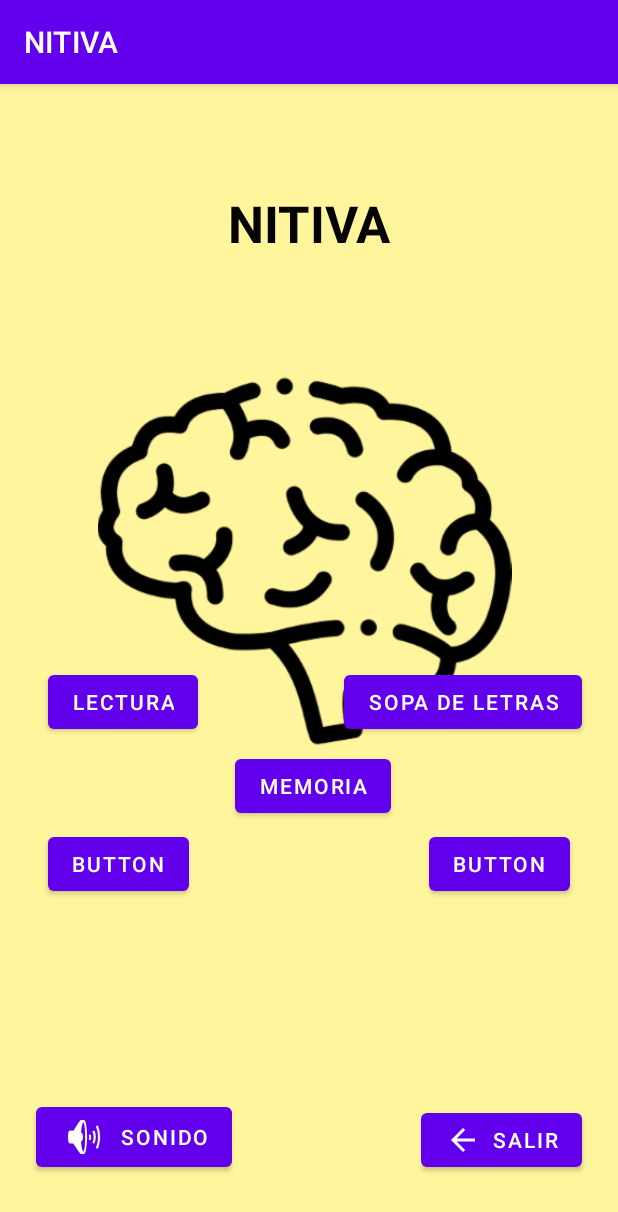
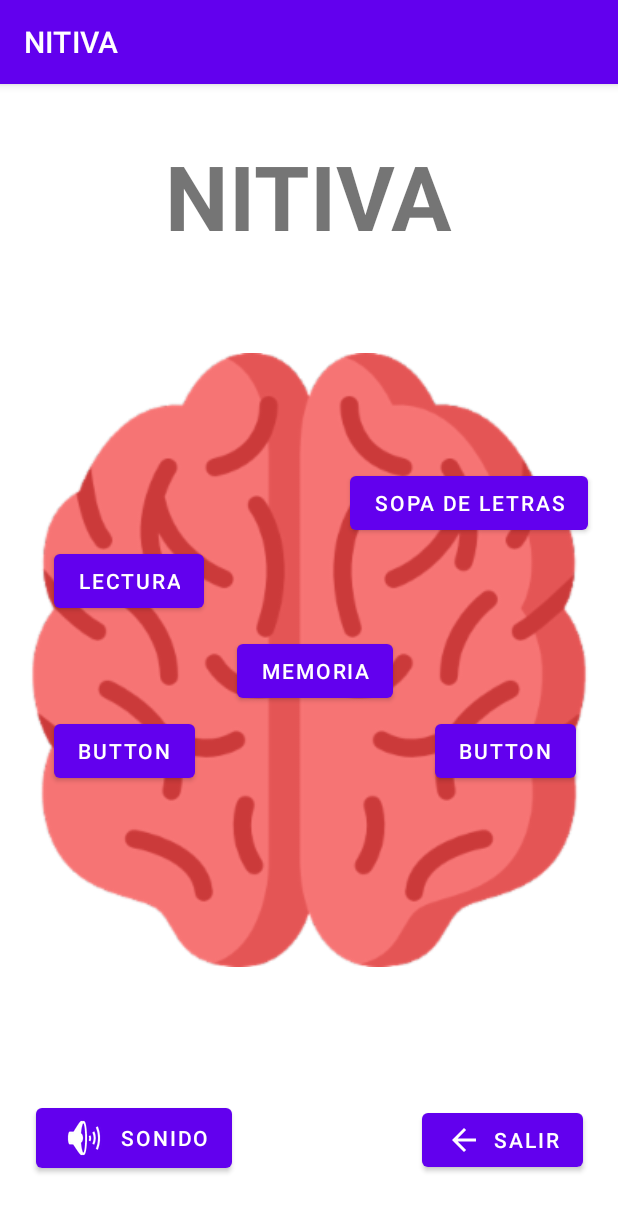
Before and after one commit to Braulio08/NITIVA, an Android app: the screen it shows after launch (MainActivity), on a phone screen of 412 x 824 dp. Shown: the top 1212 px of the screen. Run offline under Robolectric (Android 15) with nearby library versions, the phone set to English and light mode, and no system bars.

Commit message:
Actualización 2

```diff
--- /dev/null
+++ b/app/src/main/res/drawable/buttonshape.xml
@@ -0,0 +1,7 @@
+<?xml version="1.0" encoding="utf-8"?>
+<shape xmlns:android="http://schemas.android.com/apk/res/android"
+    android:shape="rectangle">
+    <solid android:color="@color/DarkSeaGreen"/>
+    <corners
+        android:radius="50dp"/>
+</shape>
--- a/app/src/main/res/layout/activity_main.xml
+++ b/app/src/main/res/layout/activity_main.xml
@@ -4,27 +4,25 @@
     xmlns:tools="http://schemas.android.com/tools"
     android:layout_width="match_parent"
     android:layout_height="match_parent"
-    tools:context=".MainActivity"
-    android:background="#FFF59D">
+    tools:context=".MainActivity">
 
     <TextView
         android:id="@+id/txtTitle"
         android:layout_width="wrap_content"
         android:layout_height="wrap_content"
-        android:layout_marginTop="70dp"
+        android:layout_marginBottom="11dp"
         android:text="NITIVA"
-        android:textColor="#050505"
-        android:textSize="34sp"
+        android:textSize="60sp"
         android:textStyle="bold"
+        app:layout_constraintBottom_toTopOf="@+id/imageView"
         app:layout_constraintEnd_toEndOf="parent"
-        app:layout_constraintStart_toStartOf="parent"
-        app:layout_constraintTop_toTopOf="parent" />
+        app:layout_constraintStart_toStartOf="parent" />
 
     <Button
         android:id="@+id/btnClose"
         android:layout_width="wrap_content"
         android:layout_height="wrap_content"
-        android:layout_marginEnd="24dp"
+        android:layout_marginEnd="23dp"
         android:layout_marginBottom="40dp"
         android:text="Salir"
         app:icon="?attr/actionModeCloseDrawable"
@@ -36,75 +34,75 @@
         android:layout_width="wrap_content"
         android:layout_height="wrap_content"
         android:layout_marginStart="24dp"
-        android:layout_marginEnd="167dp"
-        android:layout_marginBottom="40dp"
+        android:layout_marginBottom="39dp"
         android:text="Sonido"
         app:icon="@android:drawable/ic_lock_silent_mode_off"
         app:layout_constraintBottom_toBottomOf="parent"
-        app:layout_constraintEnd_toStartOf="@+id/btnClose"
-        app:layout_constraintHorizontal_bias="0.0"
         app:layout_constraintStart_toStartOf="parent"
         tools:ignore="SpeakableTextPresentCheck" />
+
+    <ImageView
+        android:id="@+id/imageView"
+        android:layout_width="0dp"
+        android:layout_height="0dp"
+        android:layout_marginStart="1dp"
+        android:layout_marginTop="126dp"
+        android:layout_marginEnd="1dp"
+        android:layout_marginBottom="126dp"
+        app:layout_constraintBottom_toBottomOf="parent"
+        app:layout_constraintEnd_toEndOf="parent"
+        app:layout_constraintStart_toStartOf="parent"
+        app:layout_constraintTop_toTopOf="parent"
+        app:srcCompat="@drawable/brain" />
 
     <Button
         android:id="@+id/btnMemory"
         android:layout_width="wrap_content"
         android:layout_height="wrap_content"
-        android:layout_marginBottom="276dp"
+        android:layout_marginTop="64dp"
+        android:layout_marginEnd="28dp"
         android:text="Memoria"
-        app:layout_constraintBottom_toBottomOf="parent"
+        app:layout_constraintEnd_toStartOf="@+id/button6"
+        app:layout_constraintTop_toBottomOf="@+id/btnWordSeach" />
+
+    <Button
+        android:id="@+id/button6"
+        android:layout_width="wrap_content"
+        android:layout_height="wrap_content"
+        android:layout_marginTop="5dp"
+        android:layout_marginEnd="28dp"
+        android:text="Button"
         app:layout_constraintEnd_toEndOf="parent"
-        app:layout_constraintHorizontal_bias="0.508"
-        app:layout_constraintStart_toStartOf="parent" />
+        app:layout_constraintTop_toBottomOf="@+id/btnMemory" />
 
     <Button
         android:id="@+id/btnWordSeach"
         android:layout_width="wrap_content"
         android:layout_height="wrap_content"
-        android:layout_marginEnd="24dp"
-        android:layout_marginBottom="8dp"
+        android:layout_marginTop="129dp"
+        android:layout_marginEnd="20dp"
         android:text="Sopa de Letras"
-        app:layout_constraintBottom_toTopOf="@+id/btnMemory"
-        app:layout_constraintEnd_toEndOf="parent" />
+        app:layout_constraintEnd_toEndOf="parent"
+        app:layout_constraintTop_toTopOf="@+id/imageView" />
 
-    <ImageView
-        android:id="@+id/imageView"
-        android:layout_width="286dp"
-        android:layout_height="276dp"
-        android:layout_marginStart="28dp"
-        android:layout_marginTop="180dp"
-        app:layout_constraintStart_toStartOf="@+id/btnLectura"
-        app:layout_constraintTop_toTopOf="parent"
-        app:srcCompat="@drawable/brainstorm" />
+    <Button
+        android:id="@+id/button5"
+        android:layout_width="wrap_content"
+        android:layout_height="wrap_content"
+        android:layout_marginStart="36dp"
+        android:layout_marginTop="5dp"
+        android:text="Button"
+        app:layout_constraintStart_toStartOf="parent"
+        app:layout_constraintTop_toBottomOf="@+id/btnMemory" />
 
     <Button
         android:id="@+id/btnLectura"
         android:layout_width="wrap_content"
         android:layout_height="wrap_content"
-        android:layout_marginStart="32dp"
-        android:layout_marginBottom="8dp"
+        android:layout_marginStart="36dp"
+        android:layout_marginBottom="12dp"
         android:text="Lectura"
         app:layout_constraintBottom_toTopOf="@+id/btnMemory"
         app:layout_constraintStart_toStartOf="parent" />
 
-    <Button
-        android:id="@+id/button6"
-        android:layout_width="wrap_content"
-        android:layout_height="wrap_content"
-        android:layout_marginTop="4dp"
-        android:layout_marginEnd="32dp"
-        android:text="Button"
-        app:layout_constraintEnd_toEndOf="parent"
-        app:layout_constraintTop_toBottomOf="@+id/btnMemory" />
-
-    <Button
-        android:id="@+id/button5"
-        android:layout_width="wrap_content"
-        android:layout_height="wrap_content"
-        android:layout_marginStart="32dp"
-        android:layout_marginTop="4dp"
-        android:text="Button"
-        app:layout_constraintStart_toStartOf="parent"
-        app:layout_constraintTop_toBottomOf="@+id/btnMemory" />
-
 </androidx.constraintlayout.widget.ConstraintLayout>
--- a/app/src/main/res/layout/activity_memory_game.xml
+++ b/app/src/main/res/layout/activity_memory_game.xml
@@ -127,22 +127,28 @@
 
     <LinearLayout
         android:layout_width="match_parent"
-        android:layout_height="99dp"
+        android:layout_height="wrap_content"
         android:orientation="horizontal">
 
         <ImageButton
             android:id="@+id/imageButton"
-            android:layout_width="223dp"
-            android:layout_height="match_parent"
+            android:layout_width="110dp"
+            android:layout_height="110dp"
             android:layout_weight="1"
-            app:srcCompat="@drawable/angulo_a_la_izquierda" />
+            android:background="@drawable/buttonshape"
+            android:scaleType="fitCenter"
+            app:srcCompat="?attr/actionModeCloseDrawable"
+            tools:layout_editor_absoluteX="36dp" />
 
         <ImageButton
             android:id="@+id/imageButton2"
-            android:layout_width="wrap_content"
-            android:layout_height="wrap_content"
+            android:layout_width="110dp"
+            android:layout_height="110dp"
             android:layout_weight="1"
-            app:srcCompat="@drawable/gira_a_la_derecha" />
+            android:background="@drawable/buttonshape"
+            android:scaleType="fitCenter"
+            app:srcCompat="?android:attr/fingerprintAuthDrawable"
+            tools:layout_editor_absoluteX="272dp" />
     </LinearLayout>
 
     <TextView
--- a/app/src/main/res/values/colors.xml
+++ b/app/src/main/res/values/colors.xml
@@ -7,4 +7,6 @@
     <color name="teal_700">#FF018786</color>
     <color name="black">#FF000000</color>
     <color name="white">#FFFFFFFF</color>
+    <color name="custom1">#F3F7A6 </color>
+    <color name="DarkSeaGreen">#8FBC8B</color>
 </resources>
```
Also changed, not shown: app/src/main/res/drawable-hdpi/brain.png (added), app/src/main/res/drawable-hdpi/brainstorm.webp (deleted), app/src/main/res/drawable-mdpi/brain.png (added), app/src/main/res/drawable-mdpi/brainstorm.webp (deleted), app/src/main/res/drawable-xhdpi/brain.png (added), app/src/main/res/drawable-xhdpi/brainstorm.webp (deleted), app/src/main/res/drawable-xxhdpi/brain.png (added), app/src/main/res/drawable-xxhdpi/brainstorm.webp (deleted), app/src/main/res/drawable-xxxhdpi/brain.png (added), app/src/main/res/drawable-xxxhdpi/brainstorm.webp (deleted).
